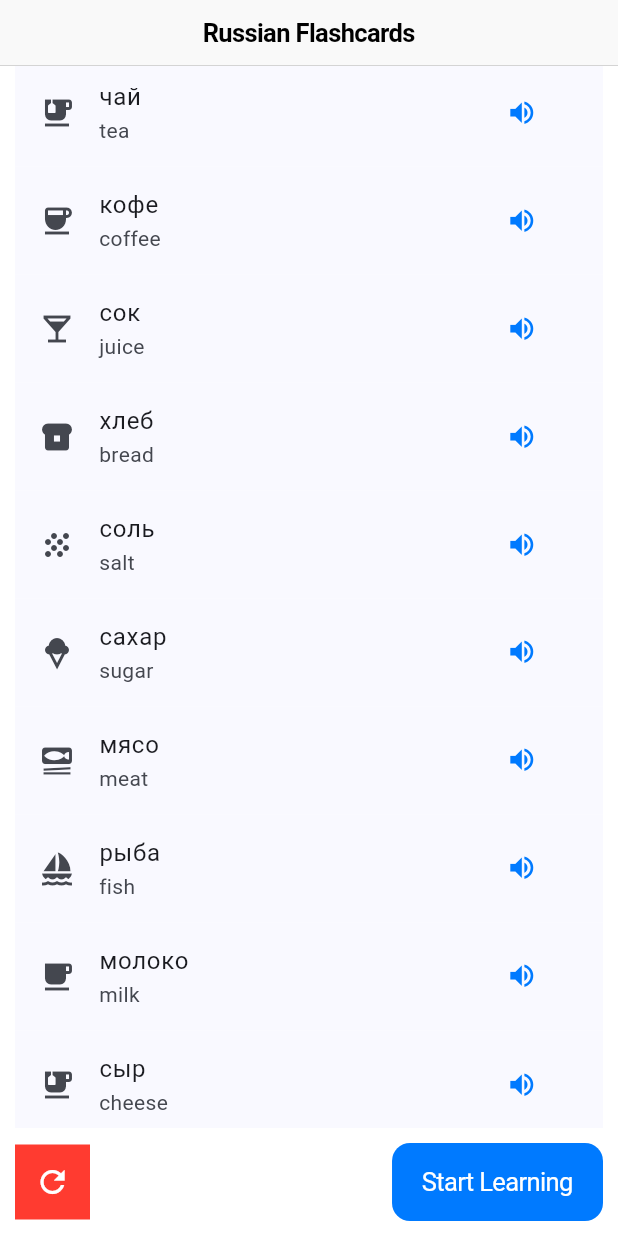
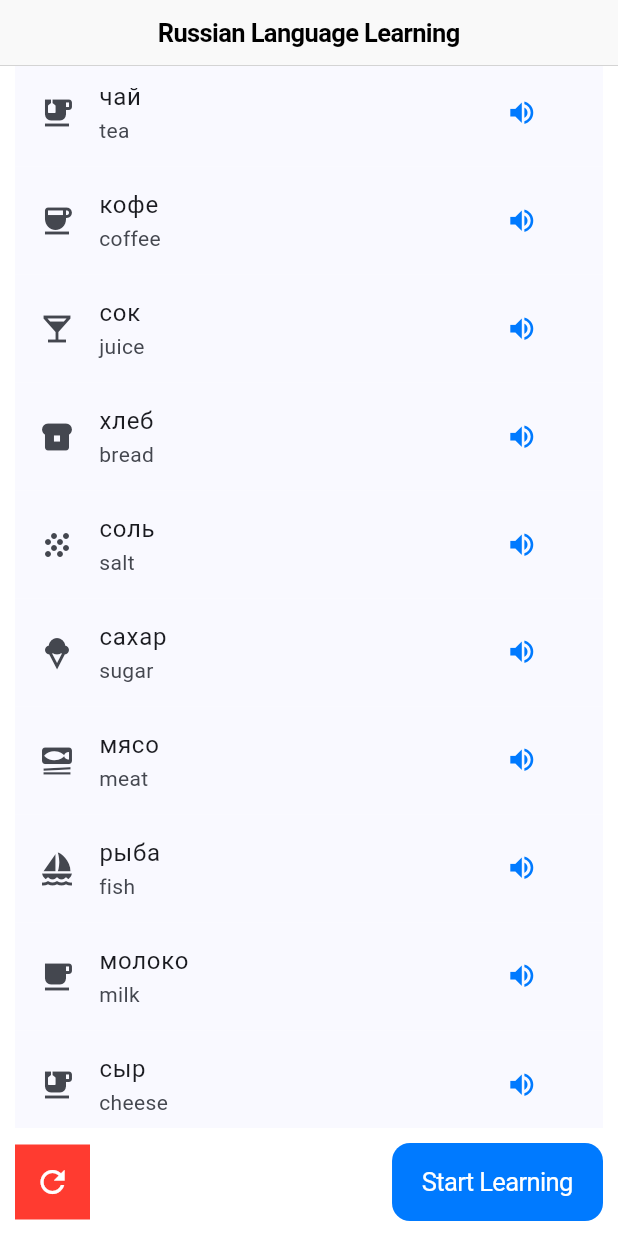
Before and after one commit to kcarta/flash-cards-ru, a Flutter app: the screen it shows after launch, scrolled down 576 dp, after a tap on the "refresh" icon, on a phone screen of 412 x 824 dp. Run offline on Flutter 3.47's test engine with Material 3 defaults, Android fonts, the phone set to English and light mode, and no system bars; our stand-ins replace flutter_tts, sqflite; accounts and stored records are empty.

Commit message:
Re-layout Home View

```diff
--- a/lib/services/tts_service.dart
+++ b/lib/services/tts_service.dart
@@ -14,8 +14,7 @@ class TTSService {
     if (voices.any((voice) => voice["name"] == "Yuri (Enhanced)")) {
       await flutterTts.setVoice({"name": "Yuri (Enhanced)", "locale": "ru-RU"});
     } else if (voices.any((voice) => voice["name"] == "Milena (Enhanced)")) {
-      await flutterTts
-          .setVoice({"name": "Milena (Enhanced)", "locale": "ru-RU"});
+      await flutterTts.setVoice({"name": "Milena (Enhanced)", "locale": "ru-RU"});
     } else {
       await flutterTts.setVoice({"name": "Milena", "locale": "ru-RU"});
     }
--- a/lib/views/home_view.dart
+++ b/lib/views/home_view.dart
@@ -1,10 +1,10 @@
-import 'package:flash_cards/services/tts_service.dart';
-import 'package:flash_cards/views/single_word_view.dart';
 import 'package:flutter/cupertino.dart';
 import 'package:flutter/material.dart';
 import '../models/word_model.dart';
 import '../services/database_service.dart';
+import '../services/tts_service.dart';
 import 'learning_view.dart';
+import 'single_word_view.dart';
 
 class HomeView extends StatefulWidget {
   const HomeView({super.key});
@@ -15,10 +15,10 @@ class HomeView extends StatefulWidget {
 }
 
 class _HomeViewState extends State<HomeView> {
-  DatabaseService dbService = DatabaseService();
-  TTSService ttsService = TTSService();
-  List<Word> unlearnedWords = [];
-  List<Word> learnedWords = [];
+  final DatabaseService _dbService = DatabaseService();
+  final TTSService _ttsService = TTSService();
+  List<Word> _unlearnedWords = [];
+  List<Word> _learnedWords = [];
 
   @override
   void initState() {
@@ -26,84 +26,95 @@ class _HomeViewState extends State<HomeView> {
     _loadWords();
   }
 
-  // Reset the words in the database.
-  void _resetWords() async {
-    await dbService.reset();
-    await _loadWords();
-  }
-
   Future<void> _loadWords() async {
-    var allWords = await dbService.getAllWords();
+    final allWords = await _dbService.getAllWords();
     setState(() {
-      unlearnedWords = allWords.where((word) => !word.isLearned).toList();
-      learnedWords = allWords.where((word) => word.isLearned).toList();
+      _unlearnedWords = allWords.where((word) => !word.isLearned).toList();
+      _learnedWords = allWords.where((word) => word.isLearned).toList();
     });
   }
 
-  void _startLearningSession() async {
-    await Navigator.push(
-      context,
-      CupertinoPageRoute(builder: (context) => LearningView(words: unlearnedWords)),
-    );
-    _loadWords();
+  Map<String, List<Word>> _groupWordsByType(List<Word> words) {
+    final Map<String, List<Word>> groupedWords = {};
+    for (final word in words) {
+      groupedWords.putIfAbsent(word.type, () => []).add(word);
+    }
+    return groupedWords;
+  }
+
+  Future<void> _resetWords() async {
+    await _dbService.reset();
+    await _loadWords();
   }
 
   @override
   Widget build(BuildContext context) {
     return CupertinoPageScaffold(
-      navigationBar: const CupertinoNavigationBar(
-        middle: Text('Russian Flashcards'),
-      ),
+      navigationBar: const CupertinoNavigationBar(middle: Text('Russian Language Learning')),
       child: SafeArea(
         child: Column(
           children: [
-            Expanded(
-              child: CustomScrollView(
-                slivers: [
-                  _buildWordsSection('Learned', learnedWords),
-                  _buildWordsSection('Not Learned', unlearnedWords),
-                ],
-              ),
-            ),
-            Padding(
-                padding: const EdgeInsets.all(10),
-                child: Row(
-                  mainAxisAlignment: MainAxisAlignment.spaceBetween,
-                  children: [
-                    GestureDetector(
-                        onTap: _resetWords,
-                        child: Container(
-                          color: CupertinoColors.systemRed,
-                          width: 50,
-                          height: 50,
-                          child: const Icon(
-                            Icons.refresh,
-                            color: CupertinoColors.white,
-                          ),
-                        )),
-                    CupertinoButton.filled(
-                      onPressed: _startLearningSession,
-                      child: const Text('Start Learning'),
-                    ),
-                  ],
-                )),
+            _buildWordLists(),
+            _buildBottomActions(),
           ],
         ),
       ),
     );
   }
 
+  Widget _buildWordLists() {
+    return Expanded(
+      child: CustomScrollView(
+        slivers: [
+          _buildWordsSection('Learned', _learnedWords),
+          _buildWordsSection('Not Learned', _unlearnedWords),
+        ],
+      ),
+    );
+  }
+
+  Widget _buildBottomActions() {
+    return Padding(
+      padding: const EdgeInsets.all(10),
+      child: Row(
+        mainAxisAlignment: MainAxisAlignment.spaceBetween,
+        children: [
+          _buildResetButton(),
+          _buildStartLearningButton(),
+        ],
+      ),
+    );
+  }
+
+  Widget _buildResetButton() {
+    return GestureDetector(
+      onTap: _resetWords,
+      child: Container(
+        color: CupertinoColors.systemRed,
+        width: 50,
+        height: 50,
+        child: const Icon(Icons.refresh, color: CupertinoColors.white),
+      ),
+    );
+  }
+
+  Widget _buildStartLearningButton() {
+    return CupertinoButton.filled(
+      onPressed: _startLearningSession,
+      child: const Text('Start Learning'),
+    );
+  }
+
+  Future<void> _startLearningSession() async {
+    await Navigator.push(
+      context,
+      CupertinoPageRoute(builder: (context) => LearningView(words: _unlearnedWords)),
+    );
+    _loadWords();
+  }
+
   Widget _buildWordsSection(String title, List<Word> words) {
-    Map<String, List<Word>> groupedWords = {};
-
-    // Group words by word.type
-    for (var word in words) {
-      if (groupedWords.containsKey(word.type)) {
-        groupedWords[word.type]!.add(word);
-      } else {
-        groupedWords[word.type] = [word];
-      }
-    }
+    final groupedWords = _groupWordsByType(words);
 
     return SliverToBoxAdapter(
       child: Container(
@@ -111,58 +122,40 @@ class _HomeViewState extends State<HomeView> {
         child: Column(
           crossAxisAlignment: CrossAxisAlignment.start,
           children: [
-            Text(
-              title, // Display the section title here
-              style: const TextStyle(
-                fontSize: 24,
-                fontWeight: FontWeight.bold,
-              ),
-            ),
+            Text(title, style: const TextStyle(fontSize: 24, fontWeight: FontWeight.bold)),
             const SizedBox(height: 10),
-            ...groupedWords.entries.map((entry) {
-              String type = entry.key;
-              List<Word> words = entry.value;
-
-              return Column(
-                crossAxisAlignment: CrossAxisAlignment.start,
-                children: [
-                  Text(
-                    type, // Display the type here
-                    style: const TextStyle(
-                      fontSize: 20,
-                      fontWeight: FontWeight.bold,
-                    ),
-                  ),
-                  const SizedBox(height: 10),
-                  ...words.map(_buildWordTile),
-                ],
-              );
-            }),
+            ...groupedWords.entries.map(_buildWordTypeSection),
           ],
         ),
       ),
     );
   }
 
-  Widget _buildWordTile(word) {
+  Widget _buildWordTypeSection(MapEntry<String, List<Word>> entry) {
+    return Column(
+      crossAxisAlignment: CrossAxisAlignment.start,
+      children: [
+        Text(entry.key, style: const TextStyle(fontSize: 20, fontWeight: FontWeight.bold)),
+        const SizedBox(height: 10),
+        ...entry.value.map(_buildWordTile),
+      ],
+    );
+  }
+
+  Widget _buildWordTile(Word word) {
     return Material(
       child: ListTile(
         leading: Icon(word.icon),
         title: Text(word.russian),
         subtitle: Text(word.english),
         trailing: CupertinoButton(
-          onPressed: () {
-            ttsService.speak(word.russian);
-          },
+          onPressed: () => _ttsService.speak(word.russian),
           child: const Icon(Icons.volume_up),
         ),
-        onTap: () {
-          // Navigate to the WordCardView on tap
-          Navigator.push(
-            context,
-            CupertinoPageRoute(builder: (context) => SingleWordView(word: word)),
-          );
-        },
+        onTap: () => Navigator.push(
+          context,
+          CupertinoPageRoute(builder: (context) => SingleWordView(word: word)),
+        ),
       ),
     );
   }
--- a/lib/widgets/word_card.dart
+++ b/lib/widgets/word_card.dart
@@ -109,6 +109,7 @@ class _WordCardState extends State<WordCard> {
                   right: 8,
                   bottom: 8,
                   child: FloatingActionButton(
+                    heroTag: "pronunciation",
                     onPressed: () async {
                       await flutterTts.speak(widget.word.russian);
                     },
@@ -121,6 +122,7 @@ class _WordCardState extends State<WordCard> {
                   left: 8,
                   bottom: 8,
                   child: FloatingActionButton(
+                    heroTag: "pronunciation_test",
                     onPressed: _startPronunciationTest,
                     backgroundColor: CupertinoColors.activeBlue,
                     child: const Icon(Icons.mic, color: Colors.yellowAccent, size: 36),
```
